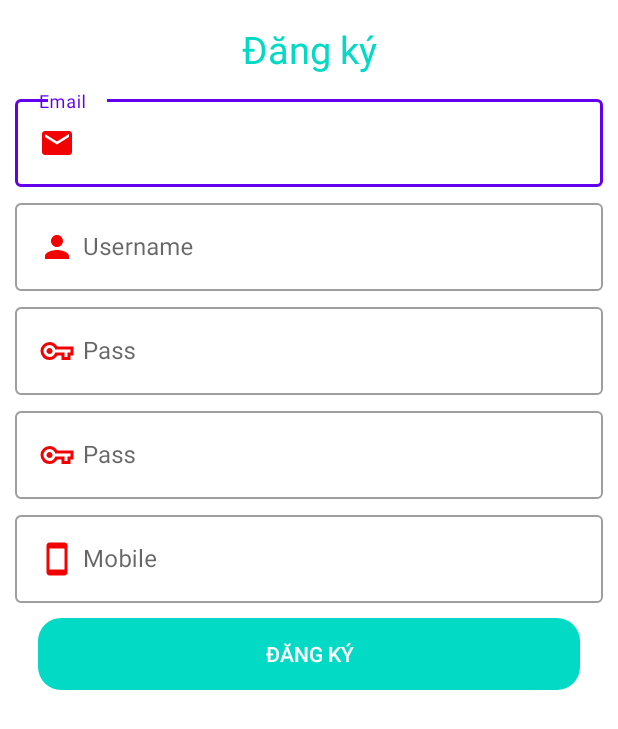
After one commit to trunhiu2004/project_prm_fall25, an Android app: the layout activity_dang_ki.xml on its own in the app's theme, with its tools: preview values and no code run, on a phone screen of 412 x 824 dp. The commit adds this screen. Shown: the top 729 px of the screen. Run offline under Robolectric (Android 15) with nearby library versions, the phone set to English and light mode, and no system bars.

Commit message:
feat: login and register

```diff
--- a/app/build.gradle.kts
+++ b/app/build.gradle.kts
@@ -54,4 +54,10 @@ dependencies {
     implementation("com.nex3z:notification-badge:1.0.4")
     //even bus
     implementation("org.greenrobot:eventbus:3.2.0")
+
+    implementation("com.github.bumptech.glide:glide:4.15.1")
+    annotationProcessor("com.github.bumptech.glide:compiler:4.15.1")
+
+    //paper
+    implementation("io.github.pilgr:paperdb:2.7.1")
 }
--- a/app/src/main/java/com/example/project_prm/utils/Utils.java
+++ b/app/src/main/java/com/example/project_prm/utils/Utils.java
@@ -1,11 +1,13 @@
 package com.example.project_prm.utils;
 
 import com.example.project_prm.model.GioHang;
+import com.example.project_prm.model.User;
 
 import java.util.List;
 
 public class Utils {
-    public static final String BASE_URL ="http://192.168.107.44/banhang/";
+    public static final String BASE_URL ="http://192.168.107.46/banhang/";
     public static List<GioHang> manggiohang;
+    public static User user_current = new User();
 
 }
--- /dev/null
+++ b/app/src/main/res/drawable/background_button.xml
@@ -0,0 +1,10 @@
+<?xml version="1.0" encoding="utf-8"?>
+<shape
+    xmlns:android="http://schemas.android.com/apk/res/android"
+    android:shape="rectangle"
+    >
+    <corners android:radius="15dp"/>
+    <solid android:color="@color/colortext"/>
+
+
+</shape>
--- /dev/null
+++ b/app/src/main/res/drawable/baseline_person_24.xml
@@ -0,0 +1,5 @@
+<vector xmlns:android="http://schemas.android.com/apk/res/android" android:height="24dp" android:tint="#F10303" android:viewportHeight="24" android:viewportWidth="24" android:width="24dp">
+
+    <path android:fillColor="@android:color/white" android:pathData="M12,12c2.21,0 4,-1.79 4,-4s-1.79,-4 -4,-4 -4,1.79 -4,4 1.79,4 4,4zM12,14c-2.67,0 -8,1.34 -8,4v2h16v-2c0,-2.66 -5.33,-4 -8,-4z"/>
+
+</vector>
--- /dev/null
+++ b/app/src/main/res/drawable/baseline_smartphone_24.xml
@@ -0,0 +1,5 @@
+<vector xmlns:android="http://schemas.android.com/apk/res/android" android:height="24dp" android:tint="#F10303" android:viewportHeight="24" android:viewportWidth="24" android:width="24dp">
+
+    <path android:fillColor="@android:color/white" android:pathData="M17,1.01L7,1c-1.1,0 -2,0.9 -2,2v18c0,1.1 0.9,2 2,2h10c1.1,0 2,-0.9 2,-2V3c0,-1.1 -0.9,-1.99 -2,-1.99zM17,19H7V5h10v14z"/>
+
+</vector>
--- /dev/null
+++ b/app/src/main/res/drawable/ic_email.xml
@@ -0,0 +1,5 @@
+<vector xmlns:android="http://schemas.android.com/apk/res/android" android:height="24dp" android:tint="#F10303" android:viewportHeight="24" android:viewportWidth="24" android:width="24dp">
+
+    <path android:fillColor="@android:color/white" android:pathData="M20,4L4,4c-1.1,0 -1.99,0.9 -1.99,2L2,18c0,1.1 0.9,2 2,2h16c1.1,0 2,-0.9 2,-2L22,6c0,-1.1 -0.9,-2 -2,-2zM20,8l-8,5 -8,-5L4,6l8,5 8,-5v2z"/>
+
+</vector>
--- /dev/null
+++ b/app/src/main/res/drawable/outline_vpn_key_24.xml
@@ -0,0 +1,5 @@
+<vector xmlns:android="http://schemas.android.com/apk/res/android" android:height="24dp" android:tint="#F10303" android:viewportHeight="960" android:viewportWidth="960" android:width="24dp">
+
+    <path android:fillColor="@android:color/white" android:pathData="M280,720Q180,720 110,650Q40,580 40,480Q40,380 110,310Q180,240 280,240Q346,240 401,273Q456,306 488,360L920,360L920,600L840,600L840,720L600,720L600,600L488,600Q456,654 401,687Q346,720 280,720ZM280,640Q346,640 386,599.5Q426,559 434,520L680,520L680,640L760,640L760,520L840,520L840,440L434,440Q426,401 386,360.5Q346,320 280,320Q214,320 167,367Q120,414 120,480Q120,546 167,593Q214,640 280,640ZM280,560Q313,560 336.5,536.5Q360,513 360,480Q360,447 336.5,423.5Q313,400 280,400Q247,400 223.5,423.5Q200,447 200,480Q200,513 223.5,536.5Q247,560 280,560ZM280,480Q280,480 280,480Q280,480 280,480Q280,480 280,480Q280,480 280,480Q280,480 280,480Q280,480 280,480L280,480L280,480L280,480L280,480L280,480L280,480L280,480Q280,480 280,480Q280,480 280,480Z"/>
+
+</vector>
--- /dev/null
+++ b/app/src/main/res/layout/activity_dang_ki.xml
@@ -0,0 +1,135 @@
+<?xml version="1.0" encoding="utf-8"?>
+<androidx.constraintlayout.widget.ConstraintLayout xmlns:android="http://schemas.android.com/apk/res/android"
+    xmlns:app="http://schemas.android.com/apk/res-auto"
+    xmlns:tools="http://schemas.android.com/tools"
+    android:id="@+id/main"
+    android:layout_width="match_parent"
+    android:layout_height="match_parent"
+    tools:context=".activity.DangKiActivity">
+
+    <TextView
+        android:id="@+id/txtdangnhap"
+        app:layout_constraintTop_toTopOf="parent"
+        android:text="Đăng ký"
+        android:textSize="25sp"
+        android:textColor="@color/colortext"
+        android:gravity="center"
+        android:layout_marginTop="10dp"
+        android:padding="5dp"
+        android:layout_width="match_parent"
+        android:layout_height="wrap_content"/>
+    <com.google.android.material.textfield.TextInputLayout
+        app:layout_constraintTop_toBottomOf="@id/txtdangnhap"
+        android:layout_marginTop="5dp"
+        android:id="@+id/line1"
+        style="@style/Widget.MaterialComponents.TextInputLayout.OutlinedBox"
+        android:layout_width="match_parent"
+        android:layout_height="wrap_content">
+        <com.google.android.material.textfield.TextInputEditText
+            android:id="@+id/email"
+            android:hint="Email"
+            android:inputType="textEmailAddress"
+            android:layout_marginLeft="10dp"
+            android:layout_marginRight="10dp"
+            android:drawableLeft="@drawable/ic_email"
+            android:drawablePadding="5dp"
+            android:layout_width="match_parent"
+            android:layout_height="wrap_content"/>
+
+    </com.google.android.material.textfield.TextInputLayout>
+
+    <com.google.android.material.textfield.TextInputLayout
+        app:layout_constraintTop_toBottomOf="@id/line1"
+        android:layout_marginTop="5dp"
+        android:id="@+id/line8"
+        style="@style/Widget.MaterialComponents.TextInputLayout.OutlinedBox"
+        android:layout_width="match_parent"
+        android:layout_height="wrap_content">
+        <com.google.android.material.textfield.TextInputEditText
+            android:id="@+id/username"
+            android:hint="Username"
+            android:inputType="textEmailAddress"
+            android:layout_marginLeft="10dp"
+            android:layout_marginRight="10dp"
+            android:drawableLeft="@drawable/baseline_person_24"
+            android:drawablePadding="5dp"
+            android:layout_width="match_parent"
+            android:layout_height="wrap_content"/>
+
+    </com.google.android.material.textfield.TextInputLayout>
+
+    <com.google.android.material.textfield.TextInputLayout
+        app:layout_constraintTop_toBottomOf="@id/line8"
+        android:layout_marginTop="5dp"
+        android:id="@+id/line2"
+        style="@style/Widget.MaterialComponents.TextInputLayout.OutlinedBox"
+        android:layout_width="match_parent"
+        android:layout_height="wrap_content">
+        <com.google.android.material.textfield.TextInputEditText
+            android:hint="Pass"
+            android:id="@+id/pass"
+            android:layout_marginLeft="10dp"
+            android:layout_marginRight="10dp"
+            android:inputType="textPassword"
+            android:drawableLeft="@drawable/outline_vpn_key_24"
+            android:drawablePadding="5dp"
+            android:layout_width="match_parent"
+            android:layout_height="wrap_content"/>
+
+    </com.google.android.material.textfield.TextInputLayout>
+
+    <com.google.android.material.textfield.TextInputLayout
+        app:layout_constraintTop_toBottomOf="@id/line2"
+        android:layout_marginTop="5dp"
+        android:id="@+id/line3"
+        style="@style/Widget.MaterialComponents.TextInputLayout.OutlinedBox"
+        android:layout_width="match_parent"
+        android:layout_height="wrap_content">
+        <com.google.android.material.textfield.TextInputEditText
+            android:hint="Pass"
+            android:id="@+id/repass"
+            android:layout_marginLeft="10dp"
+            android:layout_marginRight="10dp"
+            android:inputType="textPassword"
+            android:drawableLeft="@drawable/outline_vpn_key_24"
+            android:drawablePadding="5dp"
+            android:layout_width="match_parent"
+            android:layout_height="wrap_content"/>
+
+    </com.google.android.material.textfield.TextInputLayout>
+
+    <com.google.android.material.textfield.TextInputLayout
+        app:layout_constraintTop_toBottomOf="@id/line3"
+        android:layout_marginTop="5dp"
+        android:id="@+id/line4"
+        style="@style/Widget.MaterialComponents.TextInputLayout.OutlinedBox"
+        android:layout_width="match_parent"
+        android:layout_height="wrap_content">
+        <com.google.android.material.textfield.TextInputEditText
+            android:hint="Mobile"
+            android:id="@+id/mobile"
+            android:layout_marginLeft="10dp"
+            android:layout_marginRight="10dp"
+            android:inputType="number"
+            android:drawableLeft="@drawable/baseline_smartphone_24"
+            android:drawablePadding="5dp"
+            android:layout_width="match_parent"
+            android:layout_height="wrap_content"/>
+
+    </com.google.android.material.textfield.TextInputLayout>
+
+    <androidx.appcompat.widget.AppCompatButton
+        android:id="@+id/btndangki"
+        app:layout_constraintTop_toBottomOf="@id/line4"
+        android:background="@drawable/background_button"
+        android:layout_marginRight="25dp"
+        android:layout_marginLeft="25dp"
+        android:layout_marginTop="10dp"
+        android:text="Đăng ký"
+        android:textColor="@android:color/white"
+        android:layout_width="match_parent"
+        android:layout_height="wrap_content"/>
+
+
+
+</androidx.constraintlayout.widget.ConstraintLayout>
--- a/app/src/main/res/values/colors.xml
+++ b/app/src/main/res/values/colors.xml
@@ -9,5 +9,5 @@
     <color name="white">#FFFFFFFF</color>
     <color name="main_color">#1F1D2B</color>
     <color name="orange">#FF7427</color>
-
+    <color name="colortext">#FF03DAC5</color>
 </resources>
--- a/app/src/main/res/values/strings.xml
+++ b/app/src/main/res/values/strings.xml
@@ -2,4 +2,5 @@
     <string name="app_name">project_prm</string>
     <string name="gi_2500">Giá: 2500đ</string>
     <string name="th_m_v_o_gi_h_ng">Thêm vào giỏ hàng</string>
+    <string name="ng_nh_p">Đăng nhập</string>
 </resources>
```
Also changed, not shown: app/src/main/AndroidManifest.xml (+12 -4 lines), app/src/main/java/com/example/project_prm/activity/ChiTietActivity.java (+14 -2 lines), app/src/main/java/com/example/project_prm/activity/DangKiActivity.java (added, +115 -0 lines), app/src/main/java/com/example/project_prm/activity/DangNhapActivity.java (added, +126 -0 lines), app/src/main/java/com/example/project_prm/adapter/GioHangAdapter.java (+33 -5 lines), app/src/main/java/com/example/project_prm/model/User.java (added, +60 -0 lines), app/src/main/java/com/example/project_prm/model/UserModel.java (added, +34 -0 lines), app/src/main/java/com/example/project_prm/retrofit/ApiBanHang.java (+16 -0 lines), app/src/main/res/layout/activity_dang_nhap.xml (added, +96 -0 lines).
